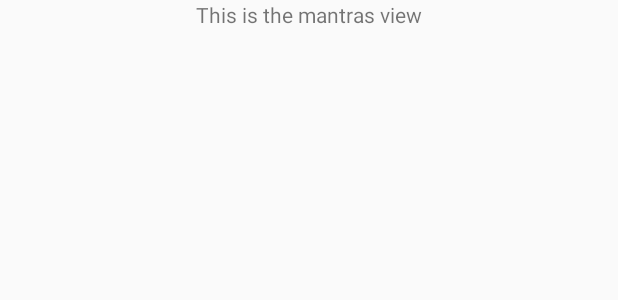
After one commit to courtneyrae23/BeeCalm, an Android app: the layout mantras_view.xml on its own in the app's theme, with its tools: preview values and no code run, on a phone screen of 412 x 824 dp. The commit adds this screen. Shown: the top 300 px of the screen. Run offline under Robolectric (Android 15) with nearby library versions, the phone set to English and light mode, and no system bars.

Commit message:
created the mantras fragment and simon swipe page on the phone.
Till now, the basic skeleton of the phone has been finished.

```diff
--- /dev/null
+++ b/BeeCalm/mobile/src/main/res/layout/mantras_view.xml
@@ -0,0 +1,13 @@
+<?xml version="1.0" encoding="utf-8"?>
+<LinearLayout xmlns:android="http://schemas.android.com/apk/res/android"
+    android:orientation="vertical" android:layout_width="match_parent"
+    android:layout_height="match_parent">
+
+    <TextView
+        android:layout_width="wrap_content"
+        android:layout_height="wrap_content"
+        android:text="This is the mantras view"
+        android:id="@+id/textView"
+        android:layout_gravity="center_horizontal" />
+
+</LinearLayout>
```
Also changed, not shown: BeeCalm/mobile/src/main/java/wecare/beecalm/MantrasFragment.java (added, +17 -0 lines), BeeCalm/mobile/src/main/java/wecare/beecalm/SideBarActivity.java (+10 -37 lines), BeeCalm/mobile/src/main/java/wecare/beecalm/SimonFragment.java (added, +17 -0 lines), BeeCalm/mobile/src/main/res/layout/simon_view.xml (added, +13 -0 lines).
